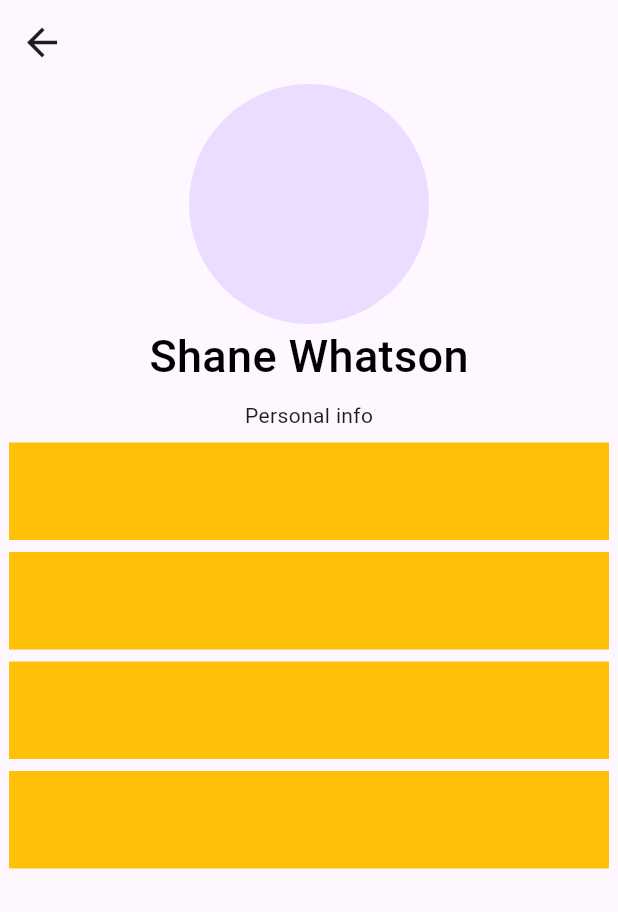
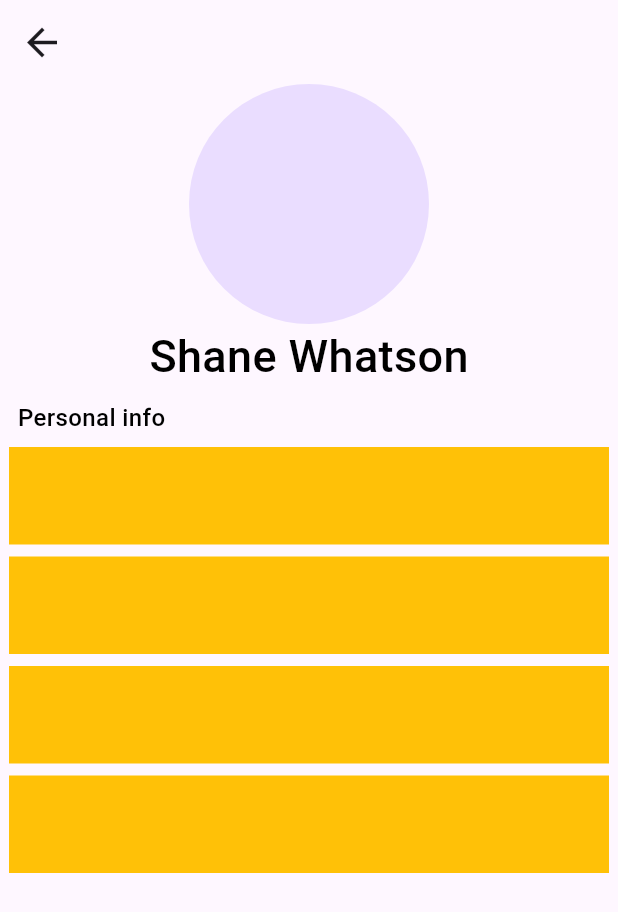
Before and after one commit to Nived-Manoj/Tasky-App, a Flutter app: the Profile screen opened directly, on a phone screen of 412 x 824 dp. Shown: the top 912 px of the screen. Run offline on Flutter 3.47's test engine with Material 3 defaults, Android fonts, the phone set to English and light mode, and no system bars; our stand-ins replace lottie, percent_indicator.

Commit message:
intial commit

```diff
--- a/lib/view/profile.dart
+++ b/lib/view/profile.dart
@@ -28,7 +28,15 @@ class Profile extends StatelessWidget {
           SizedBox(
             height: 8,
           ),
-          Text("Personal info"),
+          Padding(
+              padding: const EdgeInsets.only(right: 290),
+              child: Text(
+                "Personal info",
+                style: TextStyle(
+                    color: ColorConstant.Black,
+                    fontSize: 16,
+                    fontWeight: FontWeight.w500),
+              )),
           SizedBox(
             height: 8,
           ),
@@ -36,6 +44,7 @@ class Profile extends StatelessWidget {
             height: 65,
             width: 400,
             color: Colors.amber,
+            // child: Column(Text()),
           ),
           SizedBox(
             height: 8,
--- a/lib/view/search_screen.dart
+++ b/lib/view/search_screen.dart
@@ -8,10 +8,6 @@ class SearchScreen extends StatelessWidget {
   Widget build(BuildContext context) {
     return Scaffold(
       appBar: AppBar(
-        leading: BackButton(
-          style: ButtonStyle(iconSize: MaterialStatePropertyAll(30)),
-          onPressed: () => Navigator.of(context).pop(),
-        ),
         title: Container(
           height: 45,
           decoration: BoxDecoration(
```
